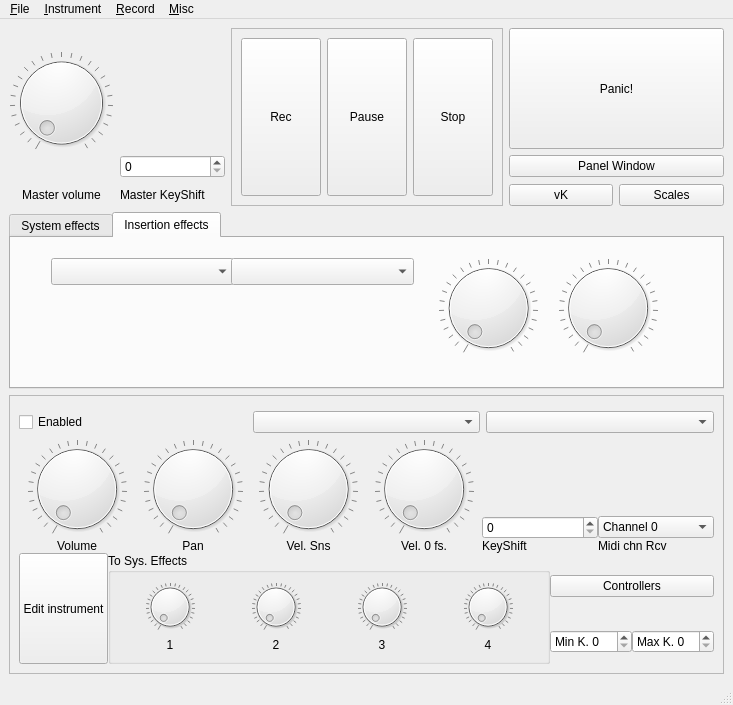
Above: src/NewUI/masterUI.ui from saidinesh5/ZynAddSubFX before the change. Below: the same form after it.
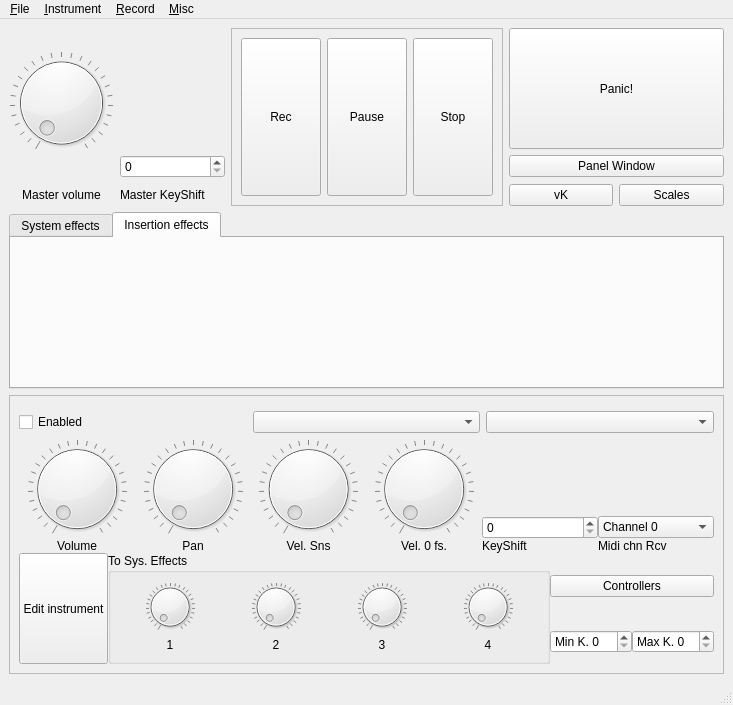
That is the form after the change. Custom widgets are drawn as their Qt base class.

What changed in the file:
```diff
--- a/src/NewUI/masterUI.ui
+++ b/src/NewUI/masterUI.ui
@@ -163,88 +163,6 @@
        <attribute name="title">
         <string>Insertion effects</string>
        </attribute>
-       <widget class="ComboBox" name="comboBox_3">
-        <property name="geometry">
-         <rect>
-          <x>40</x>
-          <y>20</y>
-          <width>183</width>
-          <height>27</height>
-         </rect>
-        </property>
-        <property name="controlId" stdset="0">
-         <string>Type</string>
-        </property>
-       </widget>
-       <widget class="ComboBox" name="comboBox_4">
-        <property name="geometry">
-         <rect>
-          <x>220</x>
-          <y>20</y>
-          <width>183</width>
-          <height>27</height>
-         </rect>
-        </property>
-        <property name="controlId" stdset="0">
-         <string>Category</string>
-        </property>
-       </widget>
-       <widget class="Dial" name="partPan_2">
-        <property name="geometry">
-         <rect>
-          <x>420</x>
-          <y>20</y>
-          <width>115</width>
-          <height>100</height>
-         </rect>
-        </property>
-        <property name="maximum">
-         <number>127</number>
-        </property>
-        <property name="pageStep">
-         <number>32</number>
-        </property>
-        <property name="wrapping">
-         <bool>false</bool>
-        </property>
-        <property name="notchTarget">
-         <double>4.699999999999999</double>
-        </property>
-        <property name="notchesVisible">
-         <bool>true</bool>
-        </property>
-        <property name="controlId" stdset="0">
-         <string>CenterFrequency</string>
-        </property>
-       </widget>
-       <widget class="Dial" name="masterVolume_10">
-        <property name="geometry">
-         <rect>
-          <x>540</x>
-          <y>20</y>
-          <width>114</width>
-          <height>100</height>
-         </rect>
-        </property>
-        <property name="maximum">
-         <number>127</number>
-        </property>
-        <property name="pageStep">
-         <number>32</number>
-        </property>
-        <property name="wrapping">
-         <bool>false</bool>
-        </property>
-        <property name="notchTarget">
-         <double>4.699999999999999</double>
-        </property>
-        <property name="notchesVisible">
-         <bool>true</bool>
-        </property>
-        <property name="controlId" stdset="0">
-         <string>Frequency</string>
-        </property>
-       </widget>
       </widget>
      </widget>
     </item>
```
